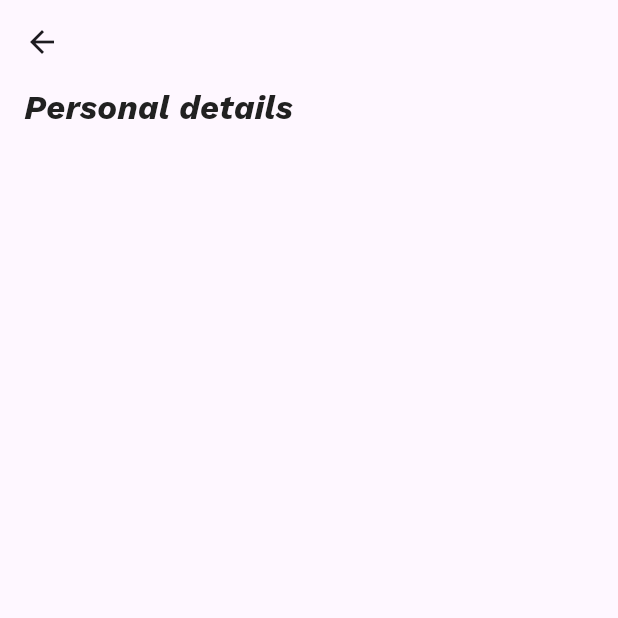
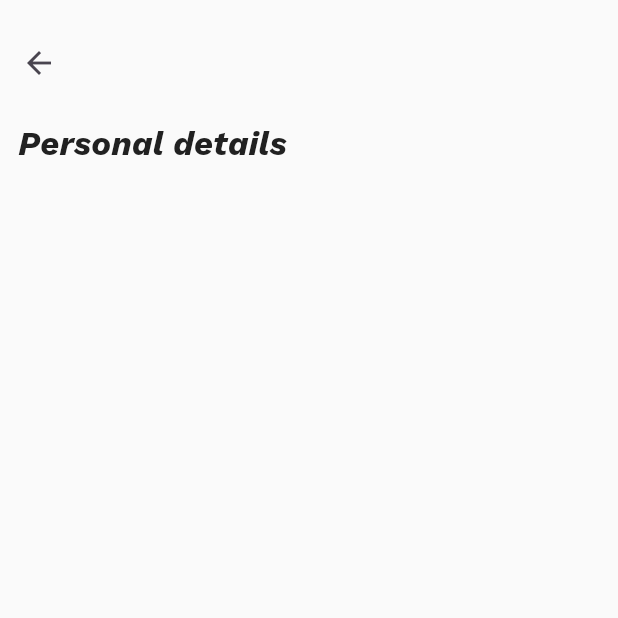
Before and after one commit to KadwaMahesh/Vpp, a Flutter app: the PersonalInfo screen opened directly, on a phone screen of 412 x 824 dp, the top half of it. Run offline on Flutter 3.47's test engine with Material 3 defaults, Android fonts, the phone set to English and light mode, and no system bars; our stand-ins replace get.

Commit message:
Update project

```diff
--- a/lib/screens/personalInfo1.dart
+++ b/lib/screens/personalInfo1.dart
@@ -1,4 +1,6 @@
 import 'package:flutter/material.dart';
+import 'package:get/get_navigation/src/extension_navigation.dart';
+import 'package:vpp/widgets/app_color.dart';
 import 'package:vpp/widgets/app_text_style.dart';
 
 class PersonalInfo extends StatelessWidget {
@@ -7,12 +9,44 @@ class PersonalInfo extends StatelessWidget {
   @override
   Widget build(BuildContext context) {
     return Scaffold(
-      appBar: AppBar(),
+      backgroundColor: AppColor.pagebackground,
+      appBar: PreferredSize(
+        preferredSize: const Size.fromHeight(112),
+        child: AppBar(
+          automaticallyImplyLeading: false,
+          backgroundColor: AppColor.pagebackground,
+          elevation: 0,
+          flexibleSpace: SafeArea(
+            child: Padding(
+              padding: EdgeInsetsGeometry.only(left: 2, top: 18, right: 12),
+              child: Column(
+                crossAxisAlignment: CrossAxisAlignment.start,
+                children: [
+                  IconButton(
+                    padding: EdgeInsets.zero,
+                    constraints: const BoxConstraints(),
+                    onPressed: () {
+                      Navigator.pop(context);
+                    },
+                    icon: const Icon(Icons.arrow_back),
+                  ),
+                  SizedBox(height: 14),
+                  Padding(
+                    padding: const EdgeInsets.only(left: 10.0),
+                    child: Text(
+                      'Personal details',
+                      style: AppTextStyle.heading2,
+                    ),
+                  ),
+                ],
+              ),
+            ),
+          ),
+        ),
+      ),
       body: Padding(
         padding: const EdgeInsets.symmetric(horizontal: 16.0),
-        child: Column(
-          children: [Text('Personal details', style: AppTextStyle.heading2)],
-        ),
+        child: Column(children: []),
       ),
     );
   }
```
